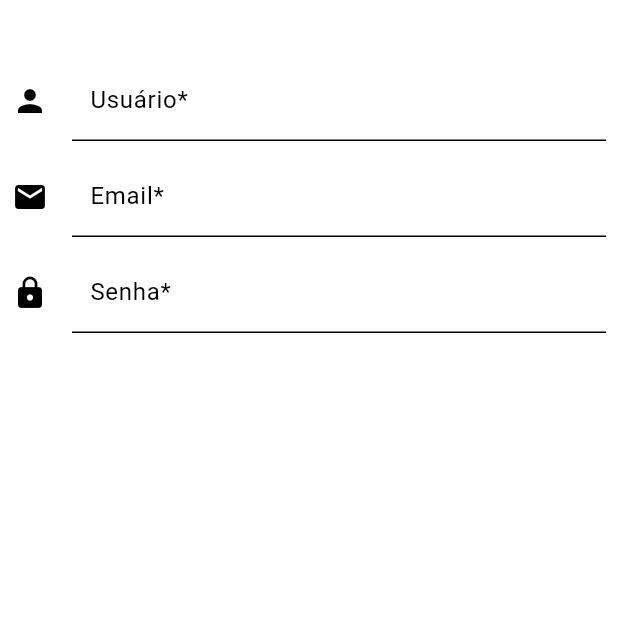
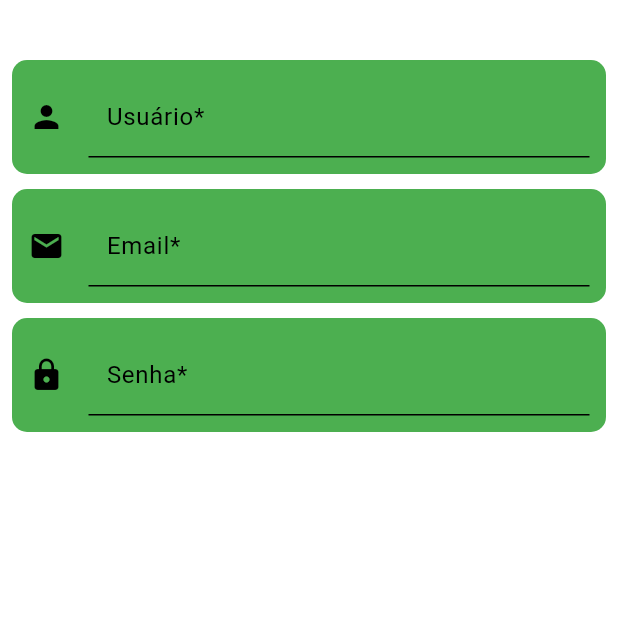
Before and after one commit to PedroLuisDionisioFraga/Hackaton-App, a Flutter app: the screen it shows after launch, on a phone screen of 412 x 824 dp, the top half of it. Run offline on Flutter 3.47's test engine with Material 2 defaults, Android fonts, the phone set to English and light mode, and no system bars; our stand-ins replace firebase_auth, firebase_core; accounts and stored records are empty; generated files the repository leaves out were written again.

Commit message:
:art: Add um fundo no 'TextFormField'

```diff
--- a/lib/Shared/Widgets/text_form_field.dart
+++ b/lib/Shared/Widgets/text_form_field.dart
@@ -48,7 +48,13 @@ class MyTextFormField {
         obscureText = false;
 
   Widget inputField() {
-    return TextFormField(
+    return Container(
+      decoration: const BoxDecoration(
+        borderRadius: BorderRadius.all(Radius.circular(10)),
+        color: Colors.green,
+      ),
+      padding: const EdgeInsets.all(11),
+      child: TextFormField(
         focusNode: focusName,
         controller: controller,
         textAlignVertical: TextAlignVertical.center,
@@ -67,6 +73,7 @@ class MyTextFormField {
           labelText: label,
           suffixIcon: suffixIcon,
           helperText: helperText,
+        ),
       ),
     );
   }
```
Lines whose indentation alone changed are shown as unchanged.
